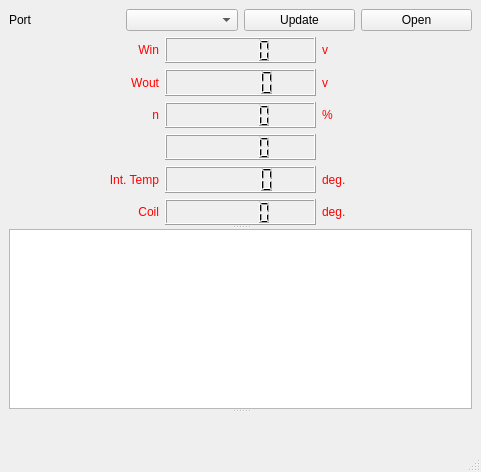
This is watt_up.ui in shunyas/watt_up as Qt 5 draws it before an edit. The edited form follows.
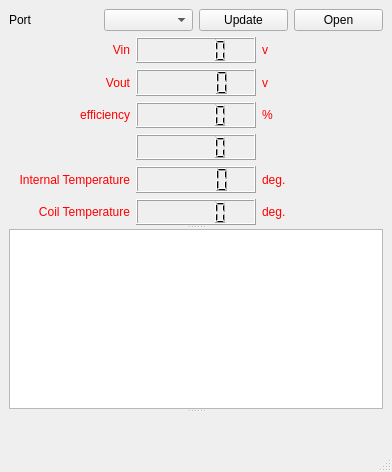
This is the edited form.

The edit to the form file:
```diff
--- a/watt_up.ui
+++ b/watt_up.ui
@@ -6,7 +6,7 @@
    <rect>
     <x>0</x>
     <y>0</y>
-    <width>481</width>
+    <width>392</width>
     <height>472</height>
    </rect>
   </property>
@@ -20,7 +20,7 @@
       <property name="orientation">
        <enum>Qt::Vertical</enum>
       </property>
-      <widget class="QWidget" name="">
+      <widget class="QWidget" name="layoutWidget">
        <layout class="QVBoxLayout" name="verticalLayout">
         <item>
          <layout class="QHBoxLayout" name="horizontalLayout">
@@ -61,7 +61,7 @@
              <string notr="true">color: rgb(255, 0, 0)</string>
             </property>
             <property name="text">
-             <string>Win</string>
+             <string>Vin</string>
             </property>
             <property name="textFormat">
              <enum>Qt::AutoText</enum>
@@ -93,7 +93,7 @@
              <string notr="true">color: rgb(255, 0, 0)</string>
             </property>
             <property name="text">
-             <string>Wout</string>
+             <string>Vout</string>
             </property>
             <property name="textFormat">
              <enum>Qt::AutoText</enum>
@@ -125,7 +125,7 @@
              <string notr="true">color: rgb(255, 0, 0)</string>
             </property>
             <property name="text">
-             <string>n</string>
+             <string>efficiency</string>
             </property>
             <property name="textFormat">
              <enum>Qt::AutoText</enum>
@@ -160,7 +160,7 @@
              <string notr="true">color: rgb(255, 0, 0)</string>
             </property>
             <property name="text">
-             <string> </string>
+             <string/>
             </property>
             <property name="textFormat">
              <enum>Qt::AutoText</enum>
@@ -179,7 +179,7 @@
              <string notr="true">color: rgb(255, 0, 0)</string>
             </property>
             <property name="text">
-             <string> </string>
+             <string/>
             </property>
            </widget>
           </item>
@@ -192,7 +192,7 @@
              <string notr="true">color: rgb(255, 0, 0)</string>
             </property>
             <property name="text">
-             <string>Int. Temp</string>
+             <string>Internal Temperature</string>
             </property>
             <property name="textFormat">
              <enum>Qt::AutoText</enum>
@@ -224,7 +224,7 @@
              <string notr="true">color: rgb(255, 0, 0)</string>
             </property>
             <property name="text">
-             <string>Coil</string>
+             <string>Coil Temperature</string>
             </property>
             <property name="textFormat">
              <enum>Qt::AutoText</enum>
```
Left out of the diff: 2 changed lines with no effect on the pictures.
